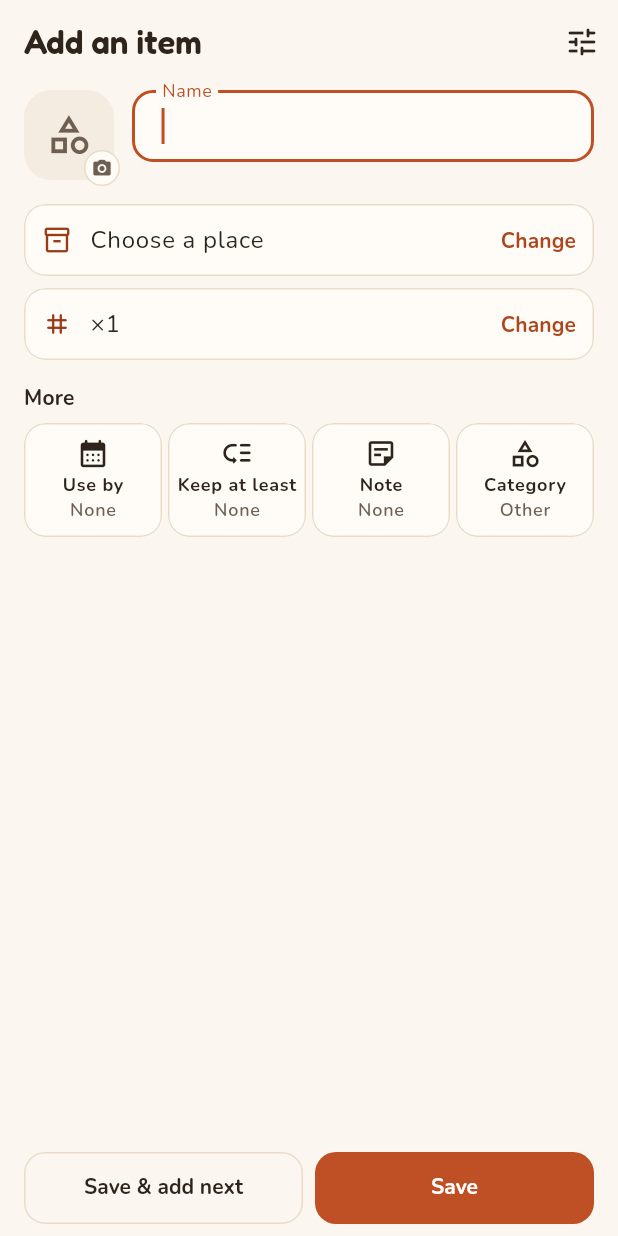
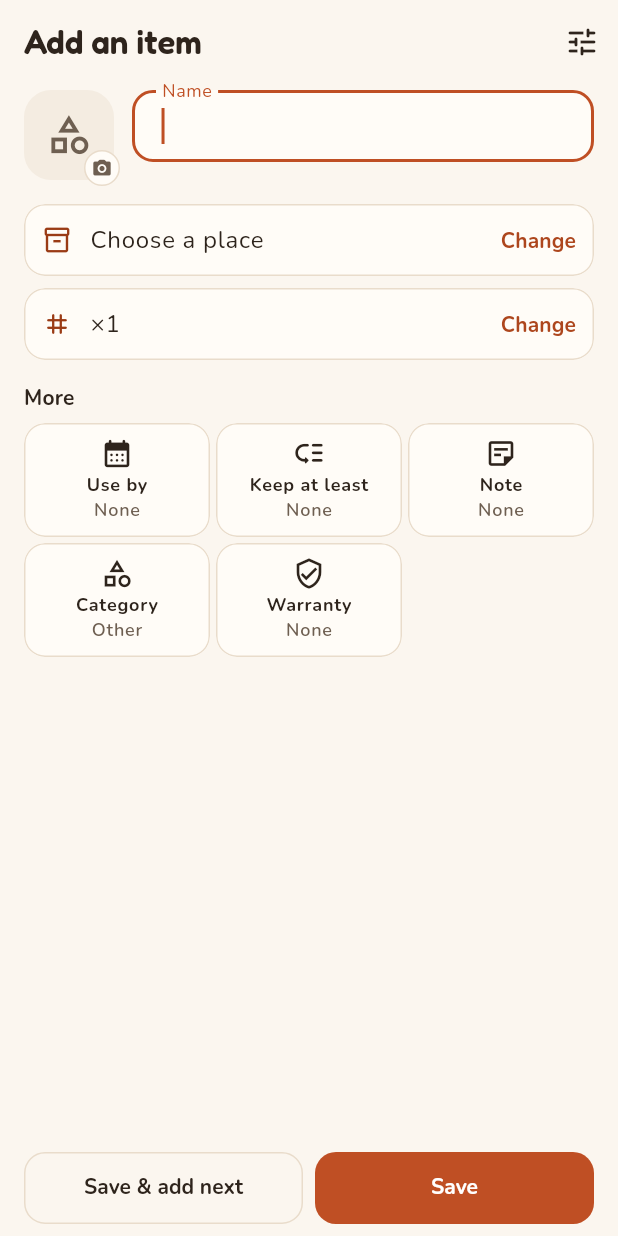
Before and after one commit to graviton94/myhomes, a Flutter app: the ItemFormScreen screen opened by its route, on a phone screen of 412 x 824 dp. Run offline on Flutter 3.47's test engine with Material 3 defaults, Android fonts, the phone set to English and light mode, and no system bars; our stand-ins replace audioplayers, cloud_firestore, cloud_functions, file_picker, firebase_auth, firebase_core and 14 more; missing offline and left inert: flutter_naver_login, google_mlkit_text_recognition, home_widget, kakao_flutter_sdk_user, mobile_scanner, path_parsing; accounts and stored records are empty; project files that could hold a hidden picture were left out.

Commit message:
Warranties and valuables: warranty end, price, receipt photo, a PDF list
- Item add / edit: a fifth "더 적기" tile, 보증 · 영수증 (tiles now three
  to a row). Its own screen: warranty end (1 year · 2 years · pick a date
  · none), price in won, and a photo of the receipt or warranty card.
- Reminders a month before the warranty ends and on the day (9 am).
- Settings › 데이터 › 보증서 · 고가품 (/valuables): warranties ending
  soonest first, the total, and an A4 PDF list (with the Korean font) to
  share for moving house, an insurance claim or after-sales.
- The item sheet shows "보증 ○○까지".
- core: Item.warrantyUntil / price / proofPath, valuables, valuablesTotal.

Co-Authored-By: Claude Opus 5.5 <noreply@anthropic.com>
Claude-Session: https://claude.ai/code/session_01B27ZN5yP1ixiSBpvkuwVVP

```diff
--- a/app/lib/data/reminders.dart
+++ b/app/lib/data/reminders.dart
@@ -75,6 +75,7 @@ class PhoneReminders implements Reminders {
         ReminderKind.expiry => (r.name, l.notifyExpiry(r.daysLeft)),
         ReminderKind.returnBy => (r.name, l.notifyReturn(r.daysLeft)),
         ReminderKind.inUse => (r.name, l.notifyInUse),
+        ReminderKind.warranty => (r.name, l.notifyWarranty(r.daysLeft)),
       };
       await _plugin.zonedSchedule(
         id: r.id,
--- a/app/lib/features/item/item_form_screen.dart
+++ b/app/lib/features/item/item_form_screen.dart
@@ -16,6 +16,7 @@ import '../../widgets/icon_chooser.dart';
 import '../../widgets/inventory_slot.dart';
 import '../../widgets/fit_text.dart';
 import '../../widgets/layers.dart';
+import 'valuable_page.dart';
 import '../../widgets/photo_picker.dart';
 import '../../widgets/sheets.dart';
 import '../../widgets/chip_line.dart';
@@ -49,6 +50,9 @@ class _ItemFormScreenState extends ConsumerState<ItemFormScreen> {
 
   /// Comes back after use; null follows the category.
   bool? _returns;
+
+  /// Warranty, price and a photo of the receipt (the valuables list).
+  Valuable _valuable = (warrantyUntil: null, price: null, proofPath: null);
 
   /// "더 적기" fields opened by their tile.
   bool _showMin = false, _showNote = false;
@@ -98,6 +102,7 @@ class _ItemFormScreenState extends ConsumerState<ItemFormScreen> {
     _qty = item.qty;
     _minQty = item.minQty;
     _returns = item.returns;
+    _valuable = (warrantyUntil: item.warrantyUntil, price: item.price, proofPath: item.proofPath);
     _expires = item.expiresOn;
     _photo = item.photoPath;
     _icon = item.icon;
@@ -225,6 +230,11 @@ class _ItemFormScreenState extends ConsumerState<ItemFormScreen> {
     }
   }
 
+  Future<void> _chooseValuable() async {
+    final v = await editValuable(context, _valuable);
+    if (v != null && mounted) setState(() => _valuable = v);
+  }
+
   /// 기한: quick choices in a sheet, or a date from the calendar.
   Future<void> _chooseDue() async {
     final l = AppLocalizations.of(context);
@@ -349,6 +359,9 @@ class _ItemFormScreenState extends ConsumerState<ItemFormScreen> {
           minQty: _minQty,
           barcode: widget.barcode,
           returns: _returns,
+          warrantyUntil: _valuable.warrantyUntil,
+          price: _valuable.price,
+          proofPath: _valuable.proofPath,
         ),
       );
     } else {
@@ -376,6 +389,9 @@ class _ItemFormScreenState extends ConsumerState<ItemFormScreen> {
             returns: _returns,
             inUseSince: cur.inUseSince,
             askedAt: cur.askedAt,
+            warrantyUntil: _valuable.warrantyUntil,
+            price: _valuable.price,
+            proofPath: _valuable.proofPath,
             updatedAt: cur.updatedAt,
           ),
         );
@@ -399,6 +415,7 @@ class _ItemFormScreenState extends ConsumerState<ItemFormScreen> {
       _qty = 1;
       _minQty = null;
       _returns = null;
+      _valuable = (warrantyUntil: null, price: null, proofPath: null);
       _photo = null;
       _icon = null;
       _slot = null;
@@ -556,10 +573,8 @@ class _ItemFormScreenState extends ConsumerState<ItemFormScreen> {
             ),
           ),
           _Section(l.moreDetails),
-          // Four fixed tiles; each opens only its own field.
-          Row(
-            children: [
-              for (final (i, (key, icon, label, value, onTap)) in [
+          // Fixed tiles, three to a row; each opens only its own field.
+          for (final row in _rowsOf3([
             ('more-due', Icons.calendar_month_rounded, l.useBy, dateText ?? l.dueNone, _chooseDue),
             (
               'more-min',
@@ -576,14 +591,30 @@ class _ItemFormScreenState extends ConsumerState<ItemFormScreen> {
               () => setState(() => _showNote = true),
             ),
             ('more-category', categoryIcon(_category), l.category, categories[_category]!, () => _chooseCategory(categories)),
-              ].indexed) ...[
+            (
+              'more-valuable',
+              Icons.verified_user_outlined,
+              l.valuable,
+              _valuable.warrantyUntil != null
+                  ? DateFormat.yMMMd(Localizations.localeOf(context).toLanguageTag()).format(_valuable.warrantyUntil!)
+                  : (_valuable.price != null ? l.won(NumberFormat.decimalPattern().format(_valuable.price)) : l.dueNone),
+              _chooseValuable,
+            ),
+          ])) ...[
+            Row(
+              children: [
+                for (var i = 0; i < 3; i++) ...[
                   if (i > 0) const SizedBox(width: AppSpace.xs),
                   Expanded(
-                  child: _MoreTile(key: ValueKey(key), icon: icon, label: label, value: value, onTap: onTap),
+                    child: i >= row.length
+                        ? const SizedBox()
+                        : _MoreTile(key: ValueKey(row[i].$1), icon: row[i].$2, label: row[i].$3, value: row[i].$4, onTap: row[i].$5),
                   ),
                 ],
               ],
             ),
+            const SizedBox(height: AppSpace.xs),
+          ],
           if (_showMin || _minQty != null) ...[
             const SizedBox(height: AppSpace.md),
             Row(
@@ -836,3 +867,5 @@ class _Section extends StatelessWidget {
     child: Text(text, style: Theme.of(context).textTheme.titleSmall),
   );
 }
+
+List<List<T>> _rowsOf3<T>(List<T> xs) => [for (var i = 0; i < xs.length; i += 3) xs.skip(i).take(3).toList()];
--- a/app/lib/l10n/app_en.arb
+++ b/app/lib/l10n/app_en.arb
@@ -1294,5 +1294,22 @@
   "photoFailed": "Cannot look at photos right now",
   "voiceListening": "Listening",
   "voiceSearch": "Search by voice",
-  "voiceUnavailable": "This phone cannot listen"
+  "voiceUnavailable": "This phone cannot listen",
+  "notifyWarranty": "{days, plural, =0{Warranty ends today} other{Warranty ends in {days} days}}",
+  "@notifyWarranty": {"placeholders": {"days": {"type": "int"}}},
+  "valuable": "Warranty",
+  "valuableTitle": "Warranty and price",
+  "warrantyUntil": "Warranty ends",
+  "warranty1y": "1 year",
+  "warranty2y": "2 years",
+  "price": "Price",
+  "priceHint": "won",
+  "proof": "Receipt or warranty photo",
+  "proofAdd": "Add a photo",
+  "valuablesTitle": "Warranties and valuables",
+  "valuablesEmpty": "Things with a warranty or a price gather here",
+  "valuablesTotal": "{total} won in all",
+  "warrantyLeft": "Warranty until {date}",
+  "won": "{price} won",
+  "done": "Done"
 }
--- a/app/lib/l10n/app_localizations.dart
+++ b/app/lib/l10n/app_localizations.dart
@@ -3523,6 +3523,102 @@ abstract class AppLocalizations {
   /// In en, this message translates to:
   /// **'This phone cannot listen'**
   String get voiceUnavailable;
+
+  /// No description provided for @notifyWarranty.
+  ///
+  /// In en, this message translates to:
+  /// **'{days, plural, =0{Warranty ends today} other{Warranty ends in {days} days}}'**
+  String notifyWarranty(int days);
+
+  /// No description provided for @valuable.
+  ///
+  /// In en, this message translates to:
+  /// **'Warranty'**
+  String get valuable;
+
+  /// No description provided for @valuableTitle.
+  ///
+  /// In en, this message translates to:
+  /// **'Warranty and price'**
+  String get valuableTitle;
+
+  /// No description provided for @warrantyUntil.
+  ///
+  /// In en, this message translates to:
+  /// **'Warranty ends'**
+  String get warrantyUntil;
+
+  /// No description provided for @warranty1y.
+  ///
+  /// In en, this message translates to:
+  /// **'1 year'**
+  String get warranty1y;
+
+  /// No description provided for @warranty2y.
+  ///
+  /// In en, this message translates to:
+  /// **'2 years'**
+  String get warranty2y;
+
+  /// No description provided for @price.
+  ///
+  /// In en, this message translates to:
+  /// **'Price'**
+  String get price;
+
+  /// No description provided for @priceHint.
+  ///
+  /// In en, this message translates to:
+  /// **'won'**
+  String get priceHint;
+
+  /// No description provided for @proof.
+  ///
+  /// In en, this message translates to:
+  /// **'Receipt or warranty photo'**
+  String get proof;
+
+  /// No description provided for @proofAdd.
+  ///
+  /// In en, this message translates to:
+  /// **'Add a photo'**
+  String get proofAdd;
+
+  /// No description provided for @valuablesTitle.
+  ///
+  /// In en, this message translates to:
+  /// **'Warranties and valuables'**
+  String get valuablesTitle;
+
+  /// No description provided for @valuablesEmpty.
+  ///
+  /// In en, this message translates to:
+  /// **'Things with a warranty or a price gather here'**
+  String get valuablesEmpty;
+
+  /// No description provided for @valuablesTotal.
+  ///
+  /// In en, this message translates to:
+  /// **'{total} won in all'**
+  String valuablesTotal(Object total);
+
+  /// No description provided for @warrantyLeft.
+  ///
+  /// In en, this message translates to:
+  /// **'Warranty until {date}'**
+  String warrantyLeft(Object date);
+
+  /// No description provided for @won.
+  ///
+  /// In en, this message translates to:
+  /// **'{price} won'**
+  String won(Object price);
+
+  /// No description provided for @done.
+  ///
+  /// In en, this message translates to:
+  /// **'Done'**
+  String get done;
 }
 
 class _AppLocalizationsDelegate
--- a/app/lib/router.dart
+++ b/app/lib/router.dart
@@ -19,6 +19,7 @@ import 'features/settings/settings_screen.dart';
 import 'features/shell/app_shell.dart';
 import 'features/history/history_screen.dart';
 import 'features/report/report_screen.dart';
+import 'features/valuables/valuables_screen.dart';
 import 'features/shopping/shopping_screen.dart';
 import 'features/spaces/space_board.dart';
 import 'features/storage/storage_screen.dart';
@@ -81,6 +82,7 @@ final routerProvider = Provider.family<GoRouter, String>((ref, initialLocation)
       GoRoute(path: '/shopping', builder: (context, state) => const ShoppingScreen()),
       GoRoute(path: '/report', builder: (context, state) => const ReportScreen()),
       GoRoute(path: '/history', builder: (context, state) => const HistoryScreen()),
+      GoRoute(path: '/valuables', builder: (context, state) => const ValuablesScreen()),
       GoRoute(
         path: '/receipt',
         builder: (context, state) => ReceiptScreen(storageId: state.uri.queryParameters['storage']),
--- a/app/packages/core/lib/src/model.dart
+++ b/app/packages/core/lib/src/model.dart
@@ -210,6 +210,9 @@ class Item {
     this.returns,
     this.inUseSince,
     this.askedAt,
+    this.warrantyUntil,
+    this.price,
+    this.proofPath,
     required this.updatedAt,
   });
 
@@ -243,6 +246,15 @@ class Item {
 
   /// When the app last asked whether it is back.
   final DateTime? askedAt;
+
+  /// Last day of the warranty (appliances, devices).
+  final DateTime? warrantyUntil;
+
+  /// What it cost, in won (for the valuables list when moving or claiming).
+  final int? price;
+
+  /// A photo of the receipt or warranty card.
+  final String? proofPath;
   final DateTime updatedAt;
 
   Item copyWith({
@@ -263,6 +275,10 @@ class Item {
     DateTime? inUseSince,
     DateTime? askedAt,
     bool clearInUse = false,
+    DateTime? warrantyUntil,
+    int? price,
+    String? proofPath,
+    bool clearValuable = false,
     required DateTime updatedAt,
   }) => Item(
     id: id,
@@ -280,6 +296,9 @@ class Item {
     returns: clearReturns ? null : (returns ?? this.returns),
     inUseSince: clearInUse ? null : (inUseSince ?? this.inUseSince),
     askedAt: clearInUse ? null : (askedAt ?? this.askedAt),
+    warrantyUntil: clearValuable ? null : (warrantyUntil ?? this.warrantyUntil),
+    price: clearValuable ? null : (price ?? this.price),
+    proofPath: clearValuable ? null : (proofPath ?? this.proofPath),
     updatedAt: updatedAt,
   );
 
@@ -303,6 +322,9 @@ class Item {
     'returns': ?returns,
     'inUseSince': ?inUseSince?.toIso8601String(),
     'askedAt': ?askedAt?.toIso8601String(),
+    'warrantyUntil': ?warrantyUntil?.toIso8601String(),
+    'price': ?price,
+    'proofPath': ?proofPath,
     'updatedAt': updatedAt.toIso8601String(),
   };
 
@@ -322,6 +344,9 @@ class Item {
     returns: j['returns'] as bool?,
     inUseSince: j['inUseSince'] == null ? null : DateTime.parse(j['inUseSince'] as String),
     askedAt: j['askedAt'] == null ? null : DateTime.parse(j['askedAt'] as String),
+    warrantyUntil: j['warrantyUntil'] == null ? null : DateTime.parse(j['warrantyUntil'] as String),
+    price: (j['price'] as num?)?.toInt(),
+    proofPath: j['proofPath'] as String?,
     updatedAt: DateTime.parse(j['updatedAt'] as String),
   );
 }
--- a/app/packages/core/lib/src/ops.dart
+++ b/app/packages/core/lib/src/ops.dart
@@ -199,6 +199,9 @@ Result<Item> addItem(
   int? minQty,
   String? barcode,
   bool? returns,
+  DateTime? warrantyUntil,
+  int? price,
+  String? proofPath,
 }) {
   final s = _pickSlot(d, containerId, slot);
   final item = Item(
@@ -215,6 +218,9 @@ Result<Item> addItem(
     minQty: minQty,
     barcode: barcode,
     returns: returns,
+    warrantyUntil: warrantyUntil,
+    price: price,
+    proofPath: proofPath,
     updatedAt: ctx.now(),
   );
   final log = _log(ctx, ctx.newId(), LogType.add, item, item.qty, to: containerId);
```
Also changed, not shown: app/lib/features/item/valuable_page.dart (added, +131 -0 lines), app/lib/features/settings/settings_screen.dart (+7 -0 lines), app/lib/features/storage/item_sheet.dart (+7 -0 lines), app/lib/features/valuables/valuables_screen.dart (added, +134 -0 lines), app/lib/l10n/app_ko.arb (+17 -1 lines), app/lib/l10n/app_localizations_en.dart (+62 -0 lines), app/lib/l10n/app_localizations_ko.dart (+62 -0 lines), app/packages/core/lib/src/features.dart (+28 -1 lines), app/lib/l10n/keep_words.g.dart, 3 other files. Lines whose indentation alone changed are shown as unchanged.
